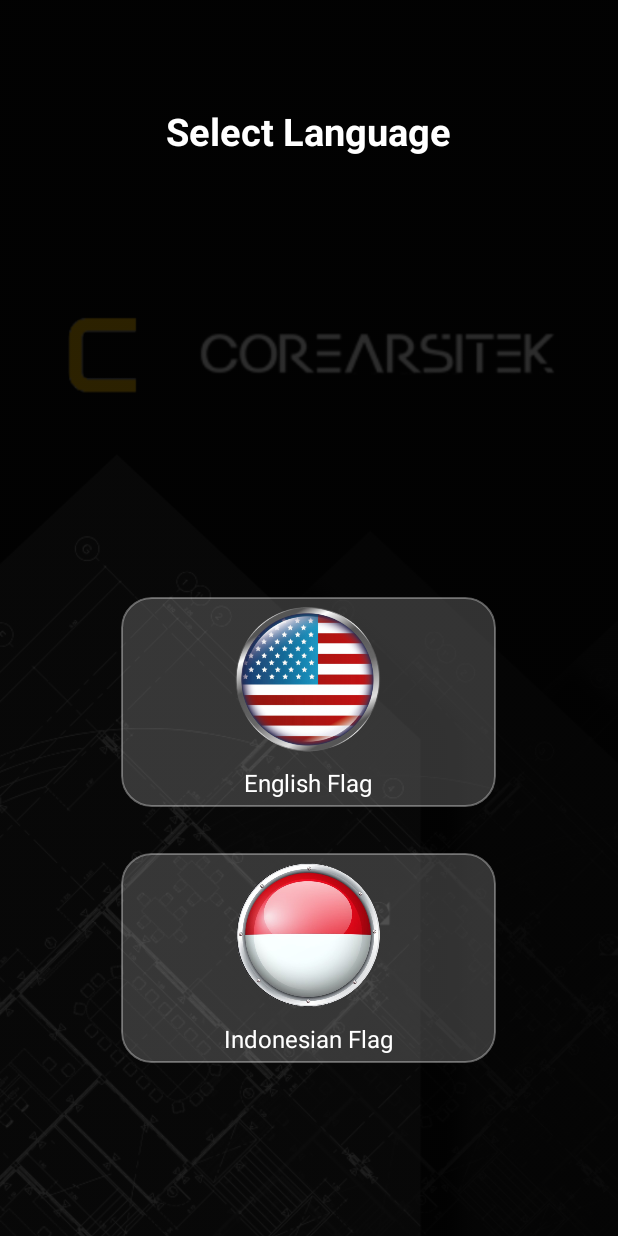
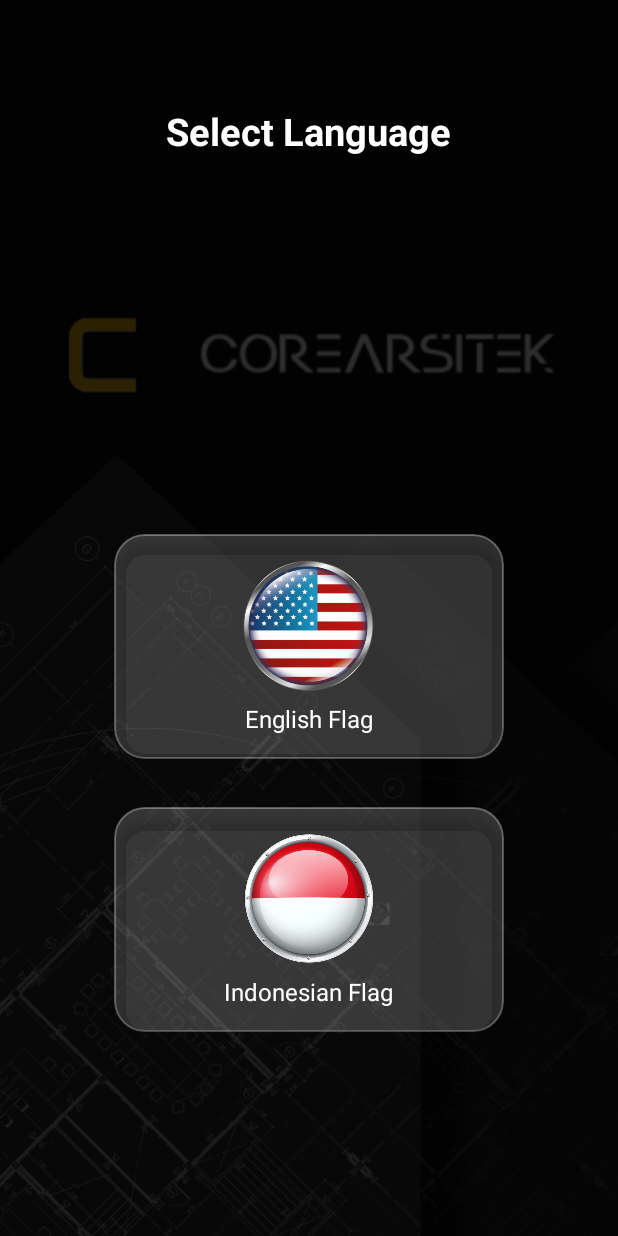
Before and after one commit to rumahchiara2/Corearsitek, an Android app: the LanguageSelectActivity screen opened directly, with no data from a screen before it, on a phone screen of 412 x 824 dp. Run offline under Robolectric (Android 15) with nearby library versions, the phone set to English and light mode, and no system bars; libraries missing offline, so code that uses them is left out: eightbitlab.com.blurview; plain views replace BlurView; 2 statements that could not run were skipped.

Commit message:
fixing tampilang

```diff
--- a/app/src/main/res/layout/activity_language_select.xml
+++ b/app/src/main/res/layout/activity_language_select.xml
@@ -10,8 +10,8 @@
         android:id="@+id/backgroundImage"
         android:layout_width="match_parent"
         android:layout_height="match_parent"
+        android:src="@drawable/bg_language"
         android:scaleType="centerCrop"
-        android:src="@drawable/bg_language"
         android:alpha="0.35" />
 
     <!-- Title -->
@@ -26,25 +26,33 @@
         android:layout_centerHorizontal="true"
         android:layout_marginTop="70dp" />
 
-    <!-- Container for language cards -->
+    <!-- Container -->
     <LinearLayout
         android:id="@+id/languageContainer"
         android:layout_width="match_parent"
         android:layout_height="wrap_content"
         android:layout_centerHorizontal="true"
         android:layout_alignParentBottom="true"
-        android:layout_marginBottom="100dp"
+        android:layout_marginBottom="120dp"
         android:gravity="center"
         android:orientation="vertical">
 
-        <!-- Card English -->
+        <!-- English Card -->
         <eightbitlab.com.blurview.BlurView
-            android:id="@+id/blurCardEnglish"
-            android:layout_width="250dp"
-            android:layout_height="140dp"
-            android:layout_margin="15dp"
+            android:id="@+id/blurEnglish"
+            android:layout_width="260dp"
+            android:layout_height="150dp"
+            android:layout_margin="16dp"
             android:clipToOutline="true"
             android:background="@drawable/glass_card_background">
+
+            <androidx.cardview.widget.CardView
+                android:id="@+id/cardEnglish"
+                android:layout_width="match_parent"
+                android:layout_height="match_parent"
+                app:cardCornerRadius="22dp"
+                app:cardElevation="6dp"
+                android:backgroundTint="@android:color/transparent">
 
                 <LinearLayout
                     android:layout_width="match_parent"
@@ -54,9 +62,10 @@
 
                     <ImageView
                         android:id="@+id/flagEnglish"
-                    android:layout_width="100dp"
-                    android:layout_height="100dp"
-                    android:src="@drawable/ic_flag_us" />
+                        android:layout_width="90dp"
+                        android:layout_height="90dp"
+                        android:src="@drawable/ic_flag_us"
+                        android:contentDescription="@string/flag_english" />
 
                     <TextView
                         android:layout_width="wrap_content"
@@ -64,18 +73,27 @@
                         android:text="@string/flag_english"
                         android:textColor="@android:color/white"
                         android:textSize="16sp"
-                    android:layout_marginTop="8dp" />
+                        android:layout_marginTop="6dp" />
                 </LinearLayout>
+            </androidx.cardview.widget.CardView>
         </eightbitlab.com.blurview.BlurView>
 
-        <!-- Card Indonesia -->
+        <!-- Indonesian Card -->
         <eightbitlab.com.blurview.BlurView
-            android:id="@+id/blurCardIndonesia"
-            android:layout_width="250dp"
-            android:layout_height="140dp"
-            android:layout_margin="15dp"
+            android:id="@+id/blurIndonesia"
+            android:layout_width="260dp"
+            android:layout_height="150dp"
+            android:layout_margin="16dp"
             android:clipToOutline="true"
             android:background="@drawable/glass_card_background">
+
+            <androidx.cardview.widget.CardView
+                android:id="@+id/cardIndonesia"
+                android:layout_width="match_parent"
+                android:layout_height="match_parent"
+                app:cardCornerRadius="22dp"
+                app:cardElevation="6dp"
+                android:backgroundTint="@android:color/transparent">
 
                 <LinearLayout
                     android:layout_width="match_parent"
@@ -85,9 +103,10 @@
 
                     <ImageView
                         android:id="@+id/flagIndonesia"
-                    android:layout_width="100dp"
-                    android:layout_height="100dp"
-                    android:src="@drawable/ic_flag_id" />
+                        android:layout_width="90dp"
+                        android:layout_height="90dp"
+                        android:src="@drawable/ic_flag_id"
+                        android:contentDescription="@string/flag_indonesia" />
 
                     <TextView
                         android:layout_width="wrap_content"
@@ -95,8 +114,9 @@
                         android:text="@string/flag_indonesia"
                         android:textColor="@android:color/white"
                         android:textSize="16sp"
-                    android:layout_marginTop="8dp" />
+                        android:layout_marginTop="6dp" />
                 </LinearLayout>
+            </androidx.cardview.widget.CardView>
         </eightbitlab.com.blurview.BlurView>
 
     </LinearLayout>
```
Lines whose indentation alone changed are shown as unchanged.
